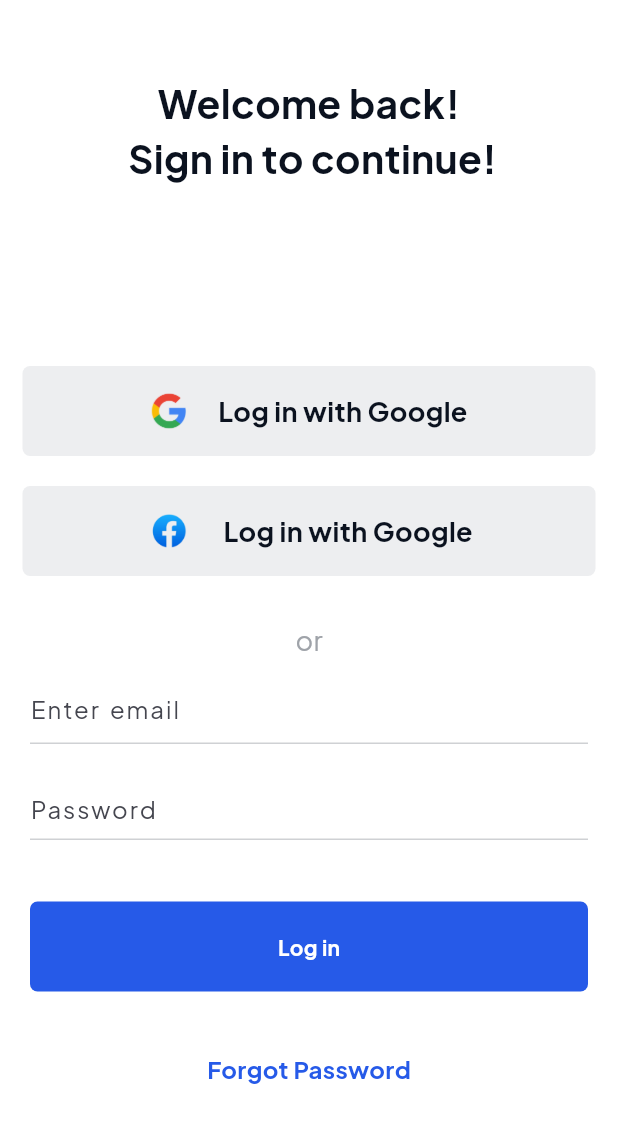
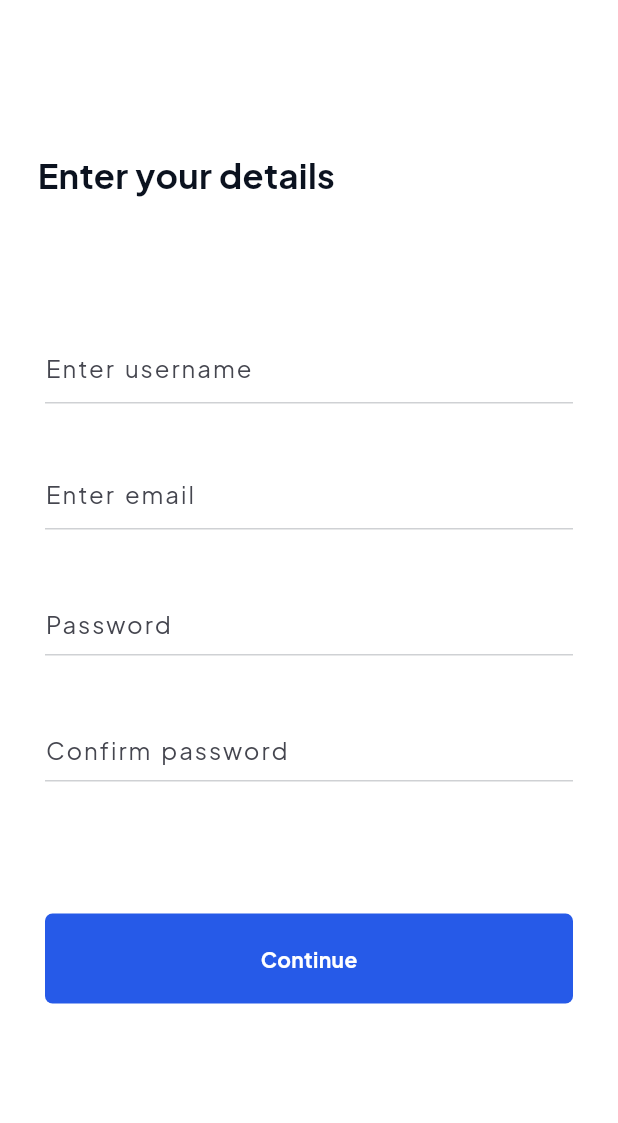
Before and after one commit to adithyanashok/eduzap, a Flutter app: the screen it shows after launch, on a phone screen of 412 x 824 dp. Shown: the top 1123 px of the screen. Run offline on Flutter 3.47's test engine with Material 3 defaults, Android fonts, the phone set to English and light mode, and no system bars; our stand-ins replace dots_indicator, google_fonts.

Commit message:
sign up options and screen done

```diff
--- a/lib/main.dart
+++ b/lib/main.dart
@@ -1,6 +1,8 @@
 import 'package:eduzap/presentation/core/colors.dart';
 import 'package:eduzap/presentation/onboarding/onboarding_screen.dart';
 import 'package:eduzap/presentation/signin/signin_screen.dart';
+import 'package:eduzap/presentation/signup/signup_option_screen.dart';
+import 'package:eduzap/presentation/signup/signup_screen.dart';
 import 'package:flutter/material.dart';
 
 void main() {
@@ -21,7 +23,7 @@ class MyApp extends StatelessWidget {
         scaffoldBackgroundColor: Colors.white,
       ),
       debugShowCheckedModeBanner: false,
-      home: const SignInScreen(),
+      home: SignUpScreen(),
     );
   }
 }
--- a/lib/presentation/signin/signin_screen.dart
+++ b/lib/presentation/signin/signin_screen.dart
@@ -1,8 +1,9 @@
 import 'package:eduzap/presentation/core/colors.dart';
-import 'package:eduzap/presentation/widgets/buttons.dart';
-import 'package:eduzap/presentation/widgets/text_fields.dart';
 import 'package:eduzap/presentation/widgets/texts.dart';
 import 'package:flutter/material.dart';
+
+import 'widgets/sign_in_buttons.dart';
+import 'widgets/sign_in_options.dart';
 
 class SignInScreen extends StatefulWidget {
   const SignInScreen({super.key});
@@ -12,77 +13,27 @@ class SignInScreen extends StatefulWidget {
 }
 
 class _SignInScreenState extends State<SignInScreen> {
-  bool obscureText = true;
+  final List _widgets = [
+    const CustomText(
+      text: "Welcome back! \n Sign in to continue!",
+      fontSize: 26,
+      color: grey900,
+      textAlign: TextAlign.center,
+      fontWeight: FontWeight.bold,
+    ),
+    const SignInOptions(),
+    const SignInButton(),
+  ];
   @override
   Widget build(BuildContext context) {
-    final Size size = MediaQuery.of(context).size;
     return Scaffold(
-      body: SingleChildScrollView(
-        child: SizedBox(
-          width: size.width,
-          height: size.height,
-          child: Column(
-            children: [
-              const SizedBox(height: 50),
-              const CustomText(
-                text: "Welcome back! \n Sign in to continue!",
-                fontSize: 26,
-                color: grey900,
-                textAlign: TextAlign.center,
-                fontWeight: FontWeight.bold,
-              ),
-              const SizedBox(height: 120),
-              const SocialButton(
-                text: "Log in with Google",
-                imageName: 'google.png',
-                imgWidth: 25,
-              ),
-              const SizedBox(height: 20),
-              const SocialButton(
-                text: "Log in with Google",
-                imageName: 'fb.png',
-                imgWidth: 32,
-              ),
-              const SizedBox(height: 30),
-              const CustomText(text: 'or', fontSize: 18, color: grey300),
-              const CustomTextField(
-                hintText: 'Enter email',
-              ),
-              CustomTextField(
-                hintText: 'Password',
-                suffixIcon: GestureDetector(
-                  onTap: () {
-                    setState(() {
-                      obscureText = !obscureText;
-                    });
-                  },
-                  child: Icon(
-                    obscureText
-                        ? Icons.remove_red_eye_outlined
-                        : Icons.visibility_off_outlined,
-                    color: grey300,
-                  ),
-                ),
-                obscureText: obscureText,
-              ),
-              const Spacer(),
-              const CustomPrimaryButton(
-                text: 'Log in',
-                color: primaryBlue,
-                textColor: Colors.white,
-              ),
-              const SizedBox(height: 40),
-              const CustomText(
-                text: 'Forgot Password',
-                fontSize: 16,
-                color: primaryBlue,
-                fontWeight: FontWeight.bold,
-              ),
-              const SizedBox(height: 100),
-            ],
-          ),
-        ),
-      ),
-    );
+        body: ListView.separated(
+      padding: const EdgeInsets.symmetric(horizontal: 10, vertical: 80),
+      itemBuilder: (context, index) => _widgets[index],
+      separatorBuilder: (context, index) {
+        return const SizedBox(height: 100);
+      },
+      itemCount: _widgets.length,
+    ));
   }
 }
--- /dev/null
+++ b/lib/presentation/signup/signup_screen.dart
@@ -0,0 +1,41 @@
+import 'package:eduzap/presentation/core/colors.dart';
+import 'package:eduzap/presentation/signup/widgets/signup_inputs.dart';
+import 'package:eduzap/presentation/widgets/buttons.dart';
+import 'package:eduzap/presentation/widgets/texts.dart';
+import 'package:flutter/material.dart';
+
+class SignUpScreen extends StatelessWidget {
+  SignUpScreen({super.key});
+
+  final List _widgets = [
+    const Padding(
+      padding: EdgeInsets.only(left: 15.0),
+      child: CustomText(
+        text: "Enter your details",
+        fontSize: 23,
+        color: grey900,
+        fontWeight: FontWeight.bold,
+      ),
+    ),
+    const SignUpInputs(),
+    const CustomPrimaryButton(
+      text: 'Continue',
+      color: primaryBlue,
+      textColor: Colors.white,
+    )
+  ];
+
+  @override
+  Widget build(BuildContext context) {
+    return Scaffold(
+      body: ListView.separated(
+        padding: const EdgeInsets.symmetric(horizontal: 10, vertical: 100),
+        itemBuilder: (context, index) => _widgets[index],
+        separatorBuilder: (context, index) => const SizedBox(
+          height: 80,
+        ),
+        itemCount: _widgets.length,
+      ),
+    );
+  }
+}
--- /dev/null
+++ b/lib/presentation/signup/widgets/signup_inputs.dart
@@ -0,0 +1,64 @@
+import 'package:eduzap/presentation/core/colors.dart';
+import 'package:eduzap/presentation/widgets/text_fields.dart';
+import 'package:flutter/material.dart';
+
+class SignUpInputs extends StatefulWidget {
+  const SignUpInputs({super.key});
+
+  @override
+  State<SignUpInputs> createState() => _SignUpInputsState();
+}
+
+class _SignUpInputsState extends State<SignUpInputs> {
+  bool obscureText = false;
+  @override
+  Widget build(BuildContext context) {
+    return Column(
+      children: [
+        const CustomTextField(
+          hintText: 'Enter username',
+        ),
+        const SizedBox(height: 20),
+        const CustomTextField(
+          hintText: 'Enter email',
+        ),
+        const SizedBox(height: 20),
+        CustomTextField(
+          hintText: 'Password',
+          suffixIcon: GestureDetector(
+            onTap: () {
+              setState(() {
+                obscureText = !obscureText;
+              });
+            },
+            child: Icon(
+              obscureText
+                  ? Icons.remove_red_eye_outlined
+                  : Icons.visibility_off_outlined,
+              color: grey300,
+            ),
+          ),
+          obscureText: obscureText,
+        ),
+        const SizedBox(height: 20),
+        CustomTextField(
+          hintText: 'Confirm password',
+          suffixIcon: GestureDetector(
+            onTap: () {
+              setState(() {
+                obscureText = !obscureText;
+              });
+            },
+            child: Icon(
+              obscureText
+                  ? Icons.remove_red_eye_outlined
+                  : Icons.visibility_off_outlined,
+              color: grey300,
+            ),
+          ),
+          obscureText: obscureText,
+        ),
+      ],
+    );
+  }
+}
--- a/lib/presentation/widgets/buttons.dart
+++ b/lib/presentation/widgets/buttons.dart
@@ -8,12 +8,14 @@ class CustomPrimaryButton extends StatelessWidget {
   final Color color;
   final Color textColor;
   final BoxBorder? border;
+  final double? fontSize;
   const CustomPrimaryButton({
     super.key,
     required this.text,
     required this.color,
     required this.textColor,
     this.border,
+    this.fontSize,
   });
 
   @override
@@ -36,6 +38,7 @@ class CustomPrimaryButton extends StatelessWidget {
             style: GoogleFonts.plusJakartaSans(
               color: textColor,
               fontWeight: FontWeight.bold,
+              fontSize: fontSize,
             ),
           ),
         ),
```
Also changed, not shown: lib/presentation/signin/widgets/sign_in_buttons.dart (added, +30 -0 lines), lib/presentation/signin/widgets/sign_in_options.dart (added, +57 -0 lines), lib/presentation/signup/signup_option_screen.dart (added, +37 -0 lines), lib/presentation/signup/widgets/sign_up_options.dart (added, +31 -0 lines), lib/presentation/signup/widgets/signup_actions.dart (added, +50 -0 lines).
